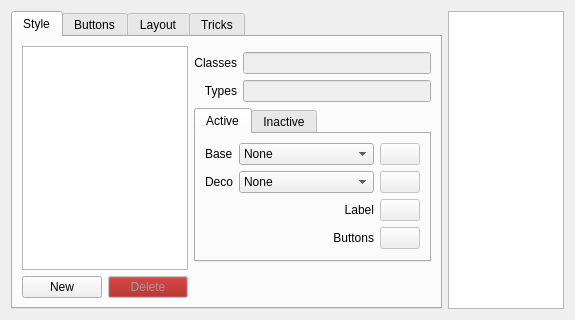
deiv/bespin-pkg, file kwin/configdialog.ui: the form before one commit.
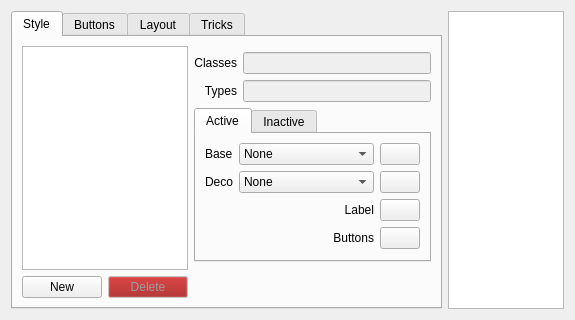
The form after the commit. Custom widgets are drawn as their Qt base class.

Commit message: support setting KWin default colors through preset dialog

Patch:
```diff
--- a/kwin/configdialog.ui
+++ b/kwin/configdialog.ui
@@ -129,7 +129,7 @@
            <item row="0" column="2">
             <widget class="KColorButton" name="actColor">
              <property name="enabled">
-              <bool>false</bool>
+              <bool>true</bool>
              </property>
             </widget>
            </item>
@@ -187,7 +187,7 @@
            <item row="1" column="2">
             <widget class="KColorButton" name="actColor2">
              <property name="enabled">
-              <bool>false</bool>
+              <bool>true</bool>
              </property>
             </widget>
            </item>
@@ -204,7 +204,7 @@
            <item row="2" column="2">
             <widget class="KColorButton" name="actText">
              <property name="enabled">
-              <bool>false</bool>
+              <bool>true</bool>
              </property>
             </widget>
            </item>
@@ -221,7 +221,7 @@
            <item row="3" column="2">
             <widget class="KColorButton" name="actButtons">
              <property name="enabled">
-              <bool>false</bool>
+              <bool>true</bool>
              </property>
             </widget>
            </item>
```
Left out of the diff: 8 changed lines with no effect on the pictures. The commit also changes 2 other files.
